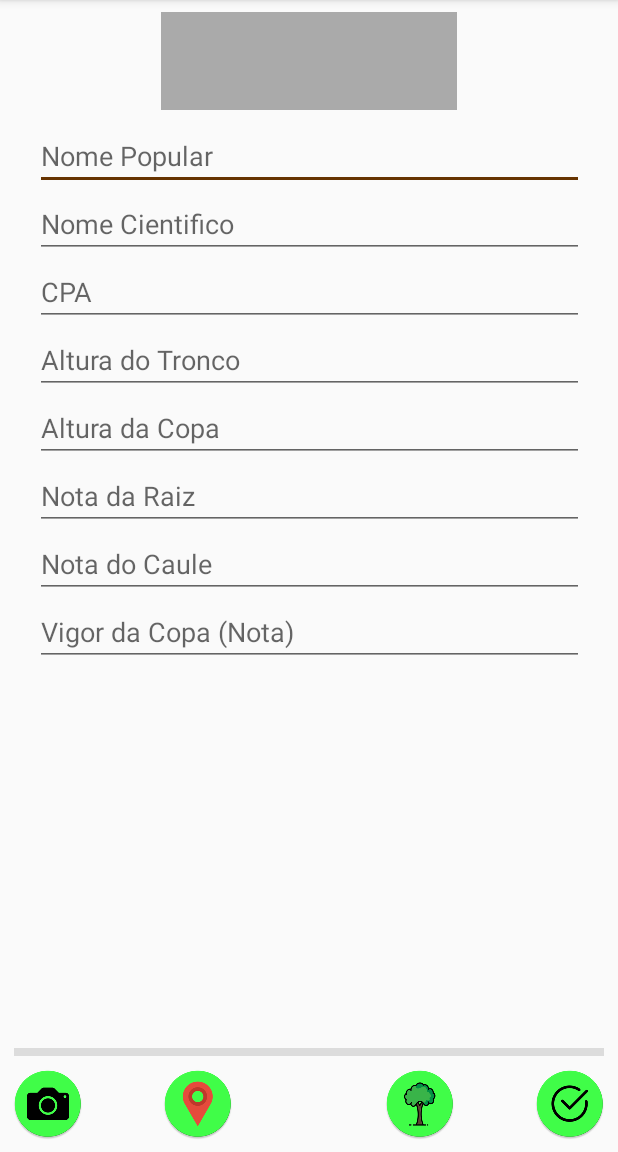
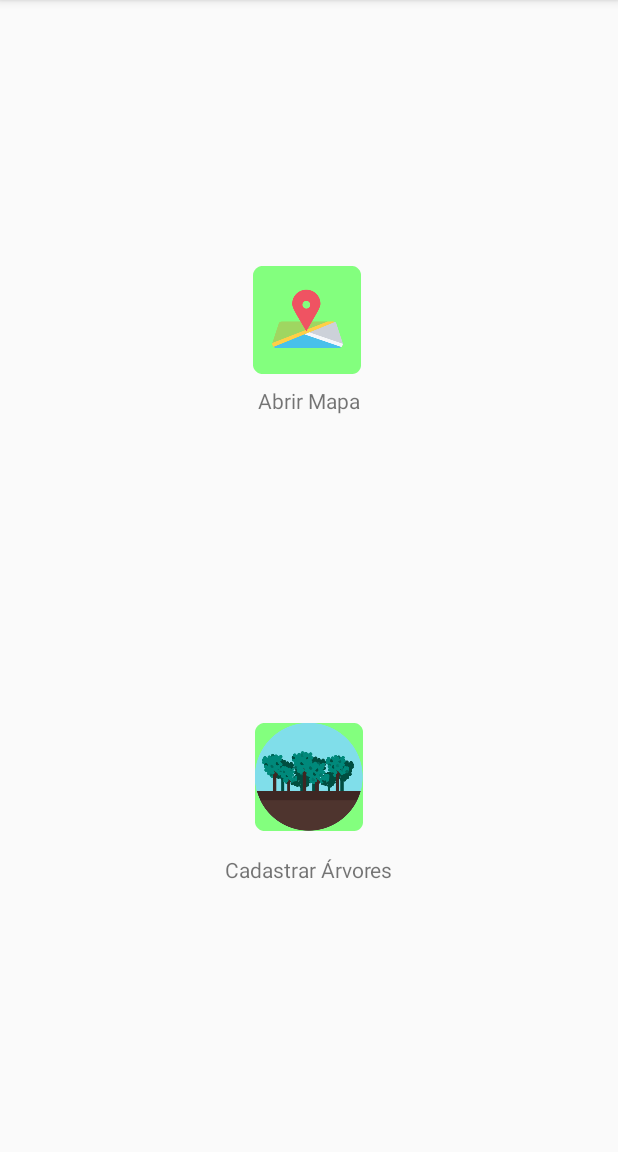
Before and after one commit to ccounirp/ArboTeste, an Android app: the screen it shows after launch (MainActivity before the commit, MenuActivity after it), on a phone screen of 412 x 824 dp, the part 84-1236 px from its top. Run offline under Robolectric (Android 15) with nearby library versions, the phone set to English and light mode, and no system bars.

Commit message:
Menu está com as funções para abrir as telas, tela principal foi mudada e a tela de cadastro foi removido o botão de abrir o menu e o botão do main foi mudado apenas para pegar a localização atual

```diff
--- a/app/src/main/AndroidManifest.xml
+++ b/app/src/main/AndroidManifest.xml
@@ -19,7 +19,7 @@
         android:roundIcon="@mipmap/ic_launcher_round"
         android:supportsRtl="true"
         android:theme="@style/AppTheme">
-        <activity android:name=".MainActivity">
+        <activity android:name=".MenuActivity">
             <intent-filter>
                 <action android:name="android.intent.action.MAIN" />
 
@@ -43,7 +43,7 @@
         <activity
             android:name=".MapsActivity"
             android:label="@string/title_activity_maps" />
-        <activity android:name=".MenuActivity"></activity>
+        <activity android:name=".MainActivity"></activity>
     </application>
 
 </manifest>
--- a/app/src/main/java/com/maps/gi/arboteste/MainActivity.java
+++ b/app/src/main/java/com/maps/gi/arboteste/MainActivity.java
@@ -79,7 +79,6 @@ public class MainActivity extends AppCompatActivity {
         ImageButton bCamera = findViewById(R.id.btnCamera);
         ImageButton bMapa = findViewById(R.id.btnMapa);
         ImageButton bCriar = findViewById(R.id.btnCriar);
-        ImageButton bListaArvores = findViewById(R.id.btnListaArvores);
         foto = findViewById(R.id.imgArvore);
         final EditText latitude = findViewById(R.id.idNomePopular);
 
@@ -91,12 +90,6 @@ public class MainActivity extends AppCompatActivity {
         requestPermissions();
         mFusedLocationClient = LocationServices.getFusedLocationProviderClient(this);
 
-        bListaArvores.setOnClickListener(new View.OnClickListener() {
-            @Override
-            public void onClick(View view) {
-               abrirMenu();
-            }
-        });
 
         bCamera.setOnClickListener(new View.OnClickListener() {
             @Override
@@ -107,7 +100,8 @@ public class MainActivity extends AppCompatActivity {
         bMapa.setOnClickListener(new View.OnClickListener() {
             @Override
             public void onClick(View view) {
-                abrirMapa();
+                //Ao clicar neste botão, vai obter a coordenada atual
+                obterLocalizacao();
             }
         });
 
--- a/app/src/main/java/com/maps/gi/arboteste/MenuActivity.java
+++ b/app/src/main/java/com/maps/gi/arboteste/MenuActivity.java
@@ -1,7 +1,10 @@
 package com.maps.gi.arboteste;
 
+import android.content.Intent;
 import android.support.v7.app.AppCompatActivity;
 import android.os.Bundle;
+import android.view.View;
+import android.widget.ImageButton;
 
 public class MenuActivity extends AppCompatActivity {
 
@@ -9,5 +12,34 @@ public class MenuActivity extends AppCompatActivity {
     protected void onCreate(Bundle savedInstanceState) {
         super.onCreate(savedInstanceState);
         setContentView(R.layout.activity_menu);
+
+        ImageButton btnCadastro = findViewById(R.id.btnCadastroArvores);
+        ImageButton btnMapa = findViewById(R.id.btnAbrirMapaMenu);
+
+        btnCadastro.setOnClickListener(new View.OnClickListener() {
+            @Override
+            public void onClick(View view) {
+                abrirCadastro();
+            }
+        });
+
+        btnMapa.setOnClickListener(new View.OnClickListener() {
+            @Override
+            public void onClick(View view) {
+                abrirMapa();
+                //Marcar todos os pontos no mapa, de acordo com o banco de dados
+            }
+        });
+
+    }
+
+    public void abrirCadastro(){
+        Intent cadastro = new Intent(this, MainActivity.class);
+        startActivity(cadastro);
+    }
+
+    public final void abrirMapa(){
+        Intent mapa = new Intent(this, MapsActivity.class);
+        startActivity(mapa);
     }
 }
--- a/app/src/main/res/layout/activity_main.xml
+++ b/app/src/main/res/layout/activity_main.xml
@@ -59,8 +59,8 @@
         android:layout_width="wrap_content"
         android:layout_height="wrap_content"
         android:layout_marginBottom="8dp"
-        android:layout_marginLeft="8dp"
-        android:layout_marginStart="8dp"
+        android:layout_marginLeft="32dp"
+        android:layout_marginStart="32dp"
         android:background="@null"
         app:layout_constraintBottom_toBottomOf="parent"
         app:layout_constraintStart_toStartOf="parent"
@@ -71,10 +71,13 @@
         android:layout_width="wrap_content"
         android:layout_height="wrap_content"
         android:layout_marginBottom="8dp"
-        android:layout_marginLeft="52dp"
-        android:layout_marginStart="52dp"
+        android:layout_marginEnd="8dp"
+        android:layout_marginLeft="8dp"
+        android:layout_marginRight="8dp"
+        android:layout_marginStart="8dp"
         android:background="@null"
         app:layout_constraintBottom_toBottomOf="parent"
+        app:layout_constraintEnd_toStartOf="@+id/btnCriar"
         app:layout_constraintStart_toEndOf="@+id/btnCamera"
         app:srcCompat="@mipmap/mapbutton" />
 
@@ -83,23 +86,11 @@
         android:layout_width="wrap_content"
         android:layout_height="wrap_content"
         android:layout_marginBottom="8dp"
-        android:layout_marginEnd="8dp"
-        android:layout_marginRight="8dp"
+        android:layout_marginEnd="32dp"
+        android:layout_marginRight="32dp"
         android:background="@null"
         app:layout_constraintBottom_toBottomOf="parent"
         app:layout_constraintEnd_toEndOf="parent"
         app:srcCompat="@mipmap/savetree" />
 
-    <ImageButton
-        android:id="@+id/btnListaArvores"
-        android:layout_width="wrap_content"
-        android:layout_height="wrap_content"
-        android:layout_marginBottom="8dp"
-        android:layout_marginEnd="52dp"
-        android:layout_marginRight="52dp"
-        android:background="@null"
-        app:layout_constraintBottom_toBottomOf="parent"
-        app:layout_constraintEnd_toStartOf="@+id/btnCriar"
-        app:srcCompat="@mipmap/treebutton" />
-
 </android.support.constraint.ConstraintLayout>
--- a/app/src/main/res/layout/activity_menu.xml
+++ b/app/src/main/res/layout/activity_menu.xml
@@ -7,51 +7,41 @@
     tools:context=".MenuActivity">
 
     <ImageButton
-        android:id="@+id/idMapa"
+        android:id="@+id/btnAbrirMapaMenu"
         android:layout_width="wrap_content"
         android:layout_height="wrap_content"
+        android:layout_marginBottom="8dp"
         android:layout_marginEnd="156dp"
         android:layout_marginLeft="8dp"
         android:layout_marginRight="156dp"
         android:layout_marginStart="8dp"
-        android:layout_marginTop="116dp"
+        android:layout_marginTop="136dp"
         android:background="@null"
         android:src="@mipmap/ic_mapsmenu_round"
+        app:layout_constraintBottom_toTopOf="@+id/btnCadastroArvores"
         app:layout_constraintEnd_toEndOf="parent"
-        app:layout_constraintHorizontal_bias="1.0"
+        app:layout_constraintHorizontal_bias="0.912"
         app:layout_constraintStart_toStartOf="parent"
-        app:layout_constraintTop_toBottomOf="@+id/textView" />
+        app:layout_constraintTop_toTopOf="parent"
+        app:layout_constraintVertical_bias="0.155" />
 
     <ImageButton
-        android:id="@+id/idArvores"
+        android:id="@+id/btnCadastroArvores"
         android:layout_width="wrap_content"
         android:layout_height="wrap_content"
+        android:layout_marginBottom="184dp"
         android:layout_marginEnd="8dp"
         android:layout_marginLeft="8dp"
         android:layout_marginRight="8dp"
         android:layout_marginStart="8dp"
-        android:layout_marginTop="116dp"
+        android:layout_marginTop="8dp"
         android:background="@null"
+        app:layout_constraintBottom_toBottomOf="parent"
         app:layout_constraintEnd_toEndOf="parent"
         app:layout_constraintStart_toStartOf="parent"
-        app:layout_constraintTop_toBottomOf="@+id/idMapa"
+        app:layout_constraintTop_toTopOf="parent"
+        app:layout_constraintVertical_bias="0.94"
         app:srcCompat="@mipmap/ic_treesmenu" />
-
-    <TextView
-        android:id="@+id/textView"
-        android:layout_width="91dp"
-        android:layout_height="46dp"
-        android:layout_marginEnd="8dp"
-        android:layout_marginLeft="8dp"
-        android:layout_marginRight="8dp"
-        android:layout_marginStart="8dp"
-        android:layout_marginTop="16dp"
-        android:text="Menu"
-        android:textSize="35dp"
-        app:layout_constraintEnd_toEndOf="parent"
-        app:layout_constraintHorizontal_bias="0.501"
-        app:layout_constraintStart_toStartOf="parent"
-        app:layout_constraintTop_toTopOf="parent" />
 
     <TextView
         android:id="@+id/textView3"
@@ -65,7 +55,7 @@
         android:text="Abrir Mapa"
         app:layout_constraintEnd_toEndOf="parent"
         app:layout_constraintStart_toStartOf="parent"
-        app:layout_constraintTop_toBottomOf="@+id/idMapa" />
+        app:layout_constraintTop_toBottomOf="@+id/btnAbrirMapaMenu" />
 
     <TextView
         android:id="@+id/textView4"
@@ -79,6 +69,6 @@
         android:text="Cadastrar Árvores"
         app:layout_constraintEnd_toEndOf="parent"
         app:layout_constraintStart_toStartOf="parent"
-        app:layout_constraintTop_toBottomOf="@+id/idArvores" />
+        app:layout_constraintTop_toBottomOf="@+id/btnCadastroArvores" />
 
 </android.support.constraint.ConstraintLayout>
```
